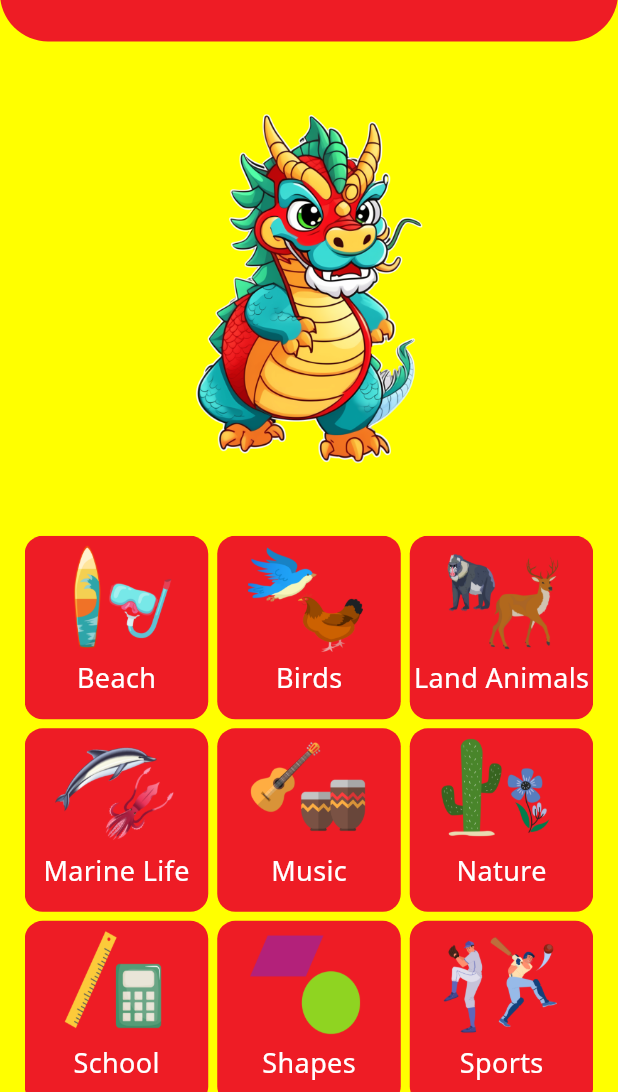
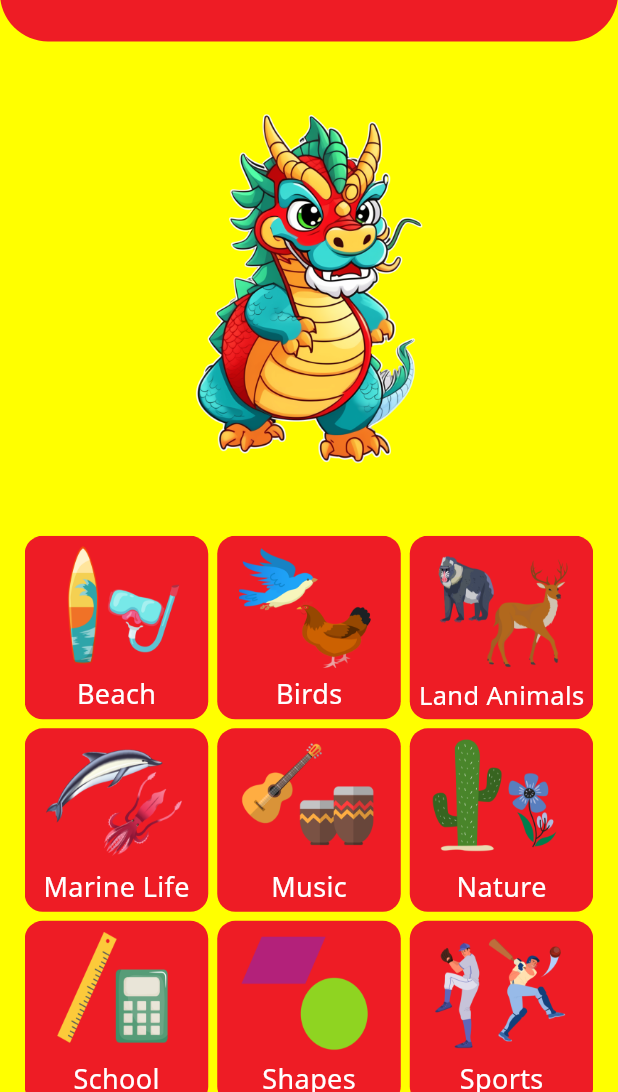
Before and after one commit to CodewithAnn/Chourenka, a Flutter app: the screen it shows after launch, on a phone screen of 412 x 824 dp, the part 144-1236 px from its top. Run offline on Flutter 3.47's test engine with Material 3 defaults, Android fonts, the phone set to English and light mode, and no system bars; our stand-ins replace google_fonts.

Commit message:
fix: text size issue inside topic card

```diff
--- a/lib/components/homme_page/topic_cards.dart
+++ b/lib/components/homme_page/topic_cards.dart
@@ -22,14 +22,33 @@ class TopicCards extends StatelessWidget {
             borderRadius: BorderRadius.circular(12.0),
             color: context.theme.primaryColor),
         child: Column(
-          // mainAxisAlignment: MainAxisAlignment.spaceAround,
+          mainAxisAlignment: MainAxisAlignment.spaceAround,
           children: [
             Expanded(
                 flex: 2,
                 child: Padding(
                     padding: const EdgeInsets.all(4.0),
                     child: Image.asset("assets/images/$_topics.png"))),
-            Expanded(child: Text(_topics)),
+            Padding(
+              padding: const EdgeInsets.only(
+                left: 6.0,
+                right: 6.0,
+                bottom: 4.0,
+              ),
+              child: FittedBox(
+                fit: BoxFit.scaleDown,
+                child: Text(
+                  _topics,
+                  // overflow: TextOverflow.clip,
+                  // maxLines: 2,
+                  softWrap: false,
+
+                  style:const TextStyle(
+                    overflow: TextOverflow.ellipsis,
+                  ),
+                ),
+              ),
+            ),
           ],
         ),
       ),
--- a/lib/main.dart
+++ b/lib/main.dart
@@ -16,6 +16,6 @@ class MyApp extends StatelessWidget {
         title: 'Chinese FlashCard',
         debugShowCheckedModeBanner: false,
         theme: apptheme,
-        home: HomePage());
+        home:const HomePage());
   }
 }
--- a/lib/pages/home_page.dart
+++ b/lib/pages/home_page.dart
@@ -2,7 +2,6 @@ import 'package:chinese_flashcard/components/homme_page/topic_cards.dart';
 import 'package:chinese_flashcard/configs/constants.dart';
 import 'package:chinese_flashcard/configs/extenstions.dart';
 import 'package:chinese_flashcard/data/words.dart';
-import 'package:chinese_flashcard/model/word.dart';
 import 'package:flutter/material.dart';
 
 class HomePage extends StatefulWidget {
@@ -17,7 +16,6 @@ class _HomePageState extends State<HomePage> {
 
   @override
   void initState() {
-    // TODO: implement initState
     super.initState();
     for (var t in words) {
       if (!_topics.contains(t.topic)) {
@@ -42,7 +40,7 @@ class _HomePageState extends State<HomePage> {
               borderRadius: BorderRadius.only(
                   bottomLeft: Radius.circular(32.0),
                   bottomRight: Radius.circular(32.0))),
-          title: Text.rich(
+          title: const Text.rich(
               textAlign: TextAlign.center,
               TextSpan(children: [
                 TextSpan(
```
